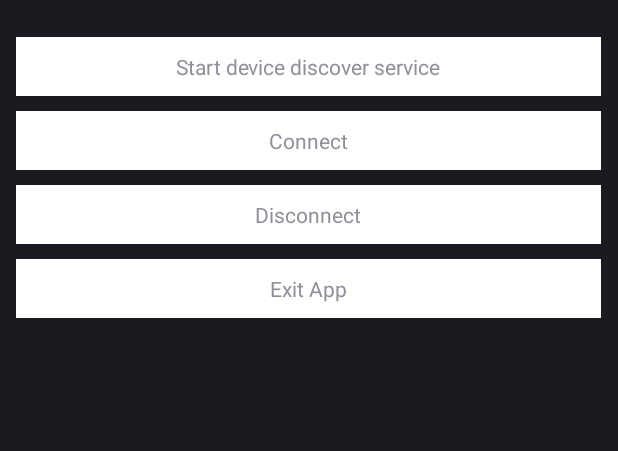
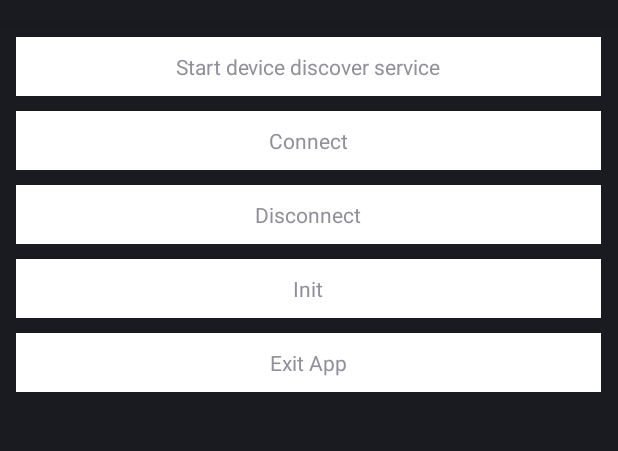
Before and after one commit to codepay-us/codepay-register-sdk-android, an Android app: the screen it shows after launch (MainActivity), on a phone screen of 412 x 824 dp, the part 62-513 px from its top. Run offline under Robolectric (Android 15) with nearby library versions, the phone set to English and light mode, and no system bars; libraries missing offline, so code that uses them is left out: com.alibaba.fastjson, javax.jmdns, org.java_websocket, org.java_websocket.client, org.java_websocket.enums and 1 more; 2 statements that could not run were skipped.

Commit message:
添加初始化接口

```diff
--- a/app/src/main/res/layout/activity_main.xml
+++ b/app/src/main/res/layout/activity_main.xml
@@ -157,6 +157,17 @@
     </LinearLayout>
 
     <TextView
+        android:id="@+id/tv_btn_init"
+        android:layout_width="390dp"
+        android:layout_height="wrap_content"
+        android:layout_gravity="center_horizontal"
+        android:layout_marginTop="10dp"
+        android:background="#FFFFFF"
+        android:gravity="center"
+        android:padding="10dp"
+        android:text="Init" />
+
+    <TextView
         android:id="@+id/tv_btn_exit"
         android:layout_width="390dp"
         android:layout_height="wrap_content"
--- a/codepay_register_sdk/src/main/java/com/codepay/register/sdk/client/payment/Payment.java
+++ b/codepay_register_sdk/src/main/java/com/codepay/register/sdk/client/payment/Payment.java
@@ -8,8 +8,6 @@ import com.codepay.register.sdk.listener.ECRHubResponseCallBack;
 public abstract class Payment {
 
     public abstract ECRHubResponseCallBack getResponseCallBack(String transType);
-
-    public abstract void init(ECRHubResponseCallBack callBack);
 
     public abstract void sale(PaymentRequestParams params, ECRHubResponseCallBack callBack);
 
@@ -28,4 +26,6 @@ public abstract class Payment {
     public abstract void batchClose(PaymentRequestParams params, ECRHubResponseCallBack callBack);
 
     public abstract void tipAdjustment(PaymentRequestParams params, ECRHubResponseCallBack callBack);
+
+    public abstract void init(PaymentRequestParams params, ECRHubResponseCallBack callBack);
 }
```
Also changed, not shown: app/src/main/java/com/codepay/register/sdk/demo/MainActivity.kt (+23 -0 lines), codepay_register_sdk/src/main/java/com/codepay/register/sdk/client/payment/WlanPayment.java (+17 -5 lines).
